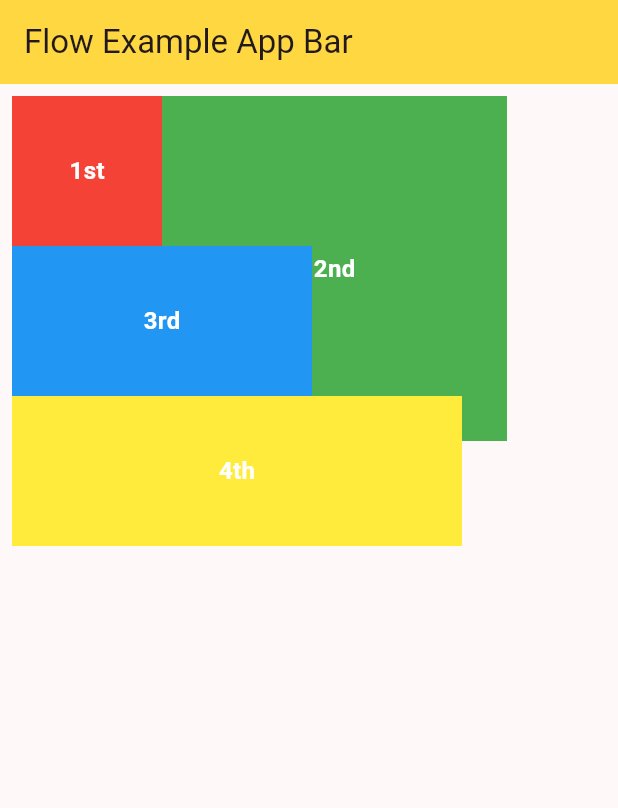
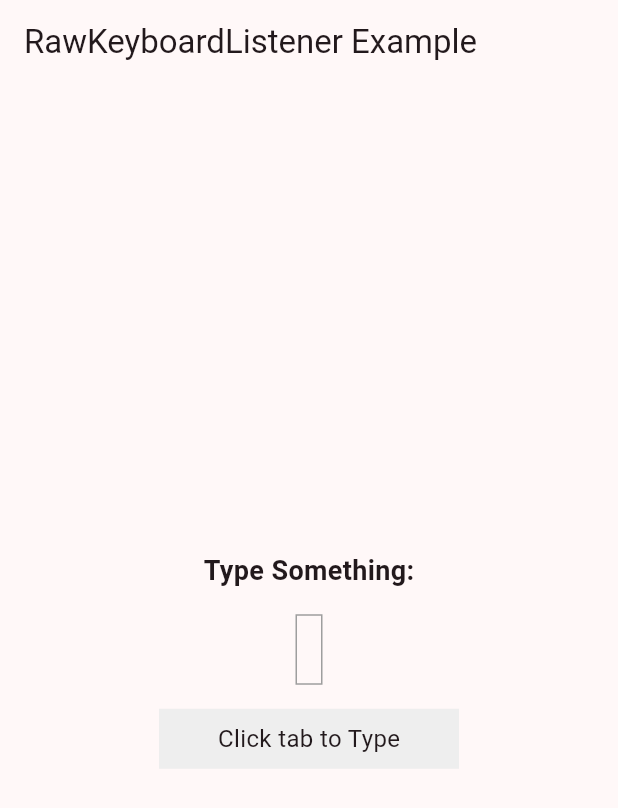
Before and after one commit to AshwanTariq/flutterwithashwan, a Flutter app: the screen it shows after launch, on a phone screen of 412 x 824 dp. Shown: the top 808 px of the screen. Run offline on Flutter 3.47's test engine with Material 2 defaults, Android fonts, the phone set to English and light mode, and no system bars.

Commit message:
Raw keyboardlistener

```diff
--- a/lib/main.dart
+++ b/lib/main.dart
@@ -1,5 +1,5 @@
 import 'package:flutter/material.dart';
-import 'package:flutter_project/season_1/least_used_widgets/2_flow_screen.dart';
+import 'package:flutter_project/season_1/least_used_widgets/3_raw_keyboardListener.dart';
 
 void main() {
   runApp(const MyApp());
@@ -18,7 +18,7 @@ class MyApp extends StatelessWidget {
         colorScheme: ColorScheme.fromSeed(seedColor: Colors.black38),
         useMaterial3: true,
       ),
-      home: const FlowExample(),
+      home: const RawKeyboardListenerExample(),
     );
   }
 }
--- /dev/null
+++ b/lib/season_1/least_used_widgets/3_raw_keyboardListener.dart
@@ -0,0 +1,79 @@
+import 'package:flutter/material.dart';
+import 'package:flutter/services.dart';
+
+class RawKeyboardListenerExample extends StatefulWidget {
+  const RawKeyboardListenerExample({super.key});
+
+  @override
+  _RawKeyboardListenerExampleState createState() =>
+      _RawKeyboardListenerExampleState();
+}
+
+class _RawKeyboardListenerExampleState
+    extends State<RawKeyboardListenerExample> {
+  String _inputText = '';
+
+  @override
+  Widget build(BuildContext context) {
+    return Scaffold(
+      appBar: AppBar(
+        title: const Text('RawKeyboardListener Example'),
+      ),
+      body: Center(
+        child: Column(
+          mainAxisAlignment: MainAxisAlignment.center,
+          children: [
+            const Text(
+              'Type Something:',
+              style: TextStyle(
+                fontSize: 18,
+                fontWeight: FontWeight.bold,
+              ),
+            ),
+            const SizedBox(height: 16),
+            Container(
+              padding: const EdgeInsets.all(8),
+              decoration: BoxDecoration(
+                border: Border.all(color: Colors.grey),
+              ),
+              child: Text(
+                _inputText,
+                style: const TextStyle(fontSize: 20),
+              ),
+            ),
+            const SizedBox(height: 16),
+            RawKeyboardListener(
+              focusNode: FocusNode(),
+              onKey: (event) {
+                if (event is RawKeyUpEvent) {
+                  if (event.logicalKey == LogicalKeyboardKey.backspace) {
+                    setState(() {
+                      _inputText = _inputText.isNotEmpty
+                          ? _inputText.substring(0, _inputText.length - 1)
+                          : '';
+                    });
+                  }
+                } else if (event is RawKeyDownEvent) {
+                  final typedKey = event.data.logicalKey.keyLabel;
+                  setState(() {
+                    _inputText += typedKey;
+                  });
+                }
+              },
+              child: Container(
+                width: 200,
+                height: 40,
+                color: Colors.grey[200],
+                alignment: Alignment.center,
+                child: const Text(
+                  'Click tab to Type',
+                  style: TextStyle(fontSize: 16),
+                ),
+              ),
+            ),
+          ],
+        ),
+      ),
+    );
+  }
+}
```
